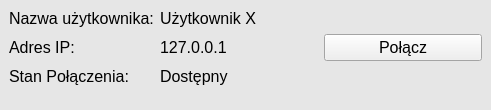
First picture: the form in Ui/networkDevicesForm.ui, repository Dezinter8/kryptografia_CM, before the edit.
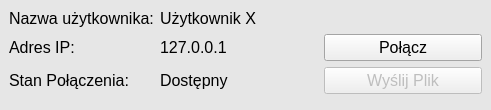
Second picture: the form after the edit.

```diff
--- a/Ui/networkDevicesForm.ui
+++ b/Ui/networkDevicesForm.ui
@@ -163,6 +163,16 @@
      </property>
     </widget>
    </item>
+   <item row="2" column="2">
+    <widget class="QPushButton" name="send_file_pushButton">
+     <property name="enabled">
+      <bool>false</bool>
+     </property>
+     <property name="text">
+      <string>Wyślij Plik</string>
+     </property>
+    </widget>
+   </item>
   </layout>
  </widget>
  <resources/>
```
